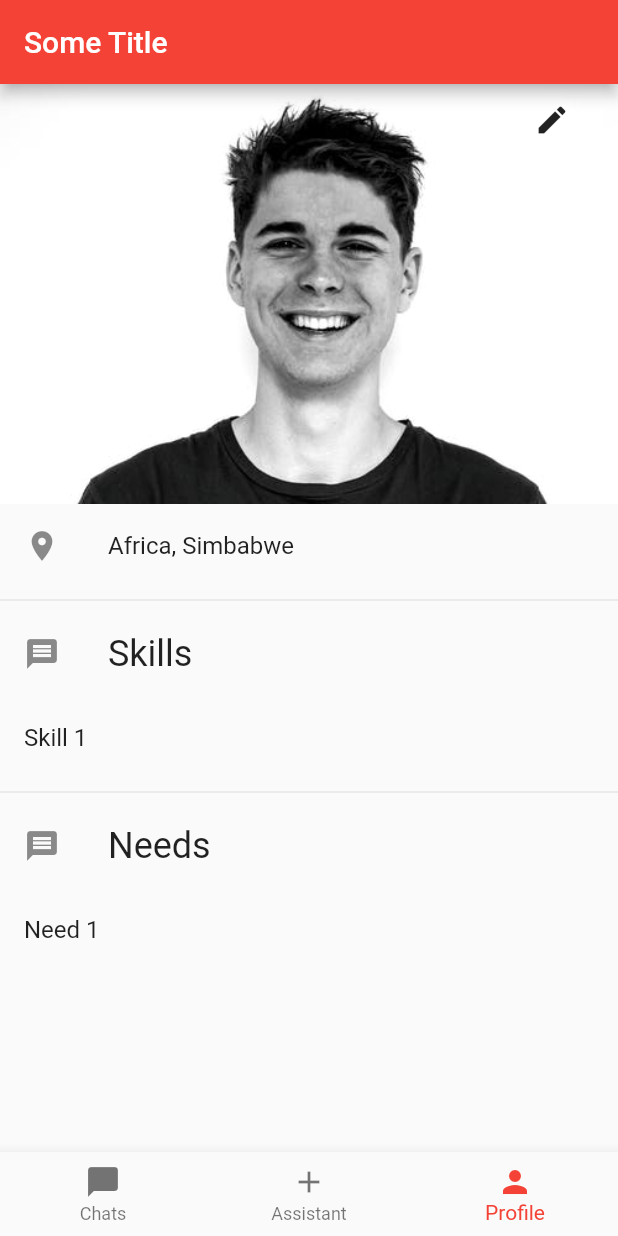
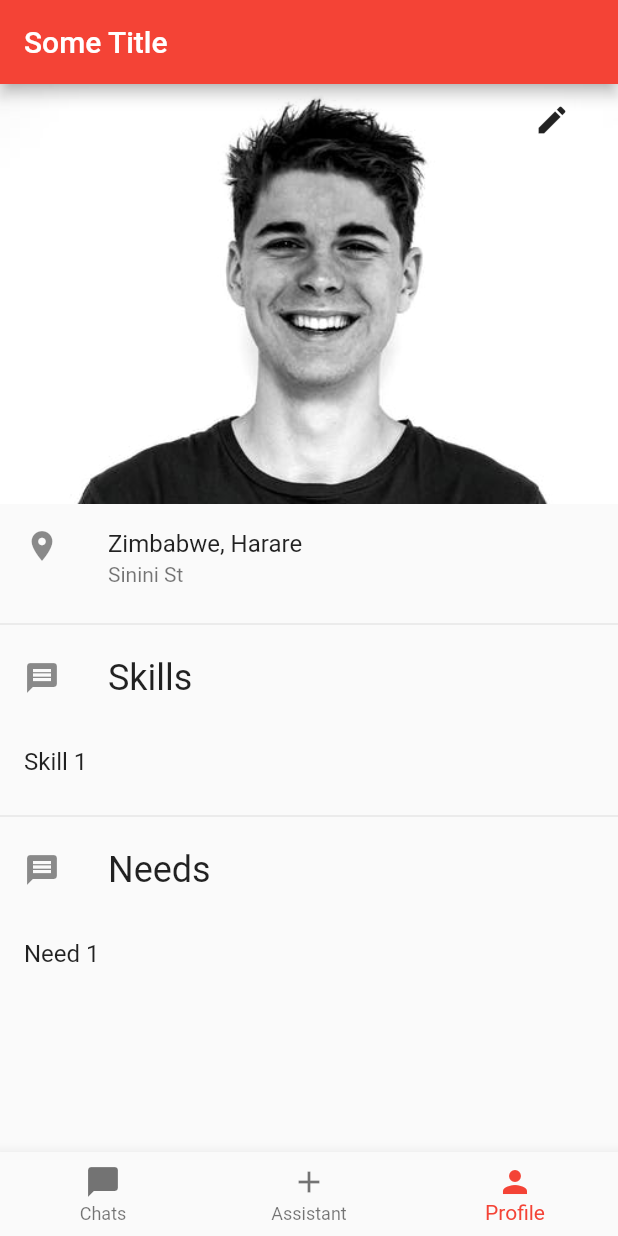
Before and after one commit to lassesteffen/social_good, a Flutter app: the screen it shows after launch, item 3 of the bottom bar chosen, on a phone screen of 412 x 824 dp. Run offline on Flutter 3.47's test engine with Material 2 defaults, Android fonts, the light colour scheme and no system bars; our stand-ins replace image_picker.

Commit message:
basic profile done

```diff
--- a/lib/screens/tabs/profile.dart
+++ b/lib/screens/tabs/profile.dart
@@ -2,6 +2,8 @@ import 'dart:io';
 
 import 'package:flutter/material.dart';
 import 'package:image_picker/image_picker.dart';
+
+import 'package:social_good/utils/url.dart' show openMap;
 
 class Profile extends StatefulWidget {
   ProfileState createState() => ProfileState();
@@ -11,6 +13,10 @@ class ProfileState extends State<Profile> {
   String profileImage = 'assets/profile.jpeg';
 
   Widget build(BuildContext context) {
+    final address = 'Sinini St';
+    final city = 'Harare';
+    final country = 'Zimbabwe';
+
     return Container(
       child: ListView(
         children: <Widget>[
@@ -35,7 +41,13 @@ class ProfileState extends State<Profile> {
           ),
           ListTile(
             leading: Icon(Icons.location_on),
-            title: Text('Africa, Simbabwe'),
+            title: Text(
+              '$country, $city',
+            ),
+            subtitle: Text(address),
+            onTap: () {
+              openMap(address, city, country);
+            },
           ),
           Divider(),
           ListTile(
--- a/pubspec.yaml
+++ b/pubspec.yaml
@@ -24,7 +24,7 @@ dependencies:
   # Use with the CupertinoIcons class for iOS style icons.
   cupertino_icons: ^0.1.2
   image_picker:
-  path_provider:
+  url_launcher:
 
 dev_dependencies:
   flutter_test:
```
Also changed, not shown: lib/utils/url.dart (added, +22 -0 lines), pubspec.lock.
